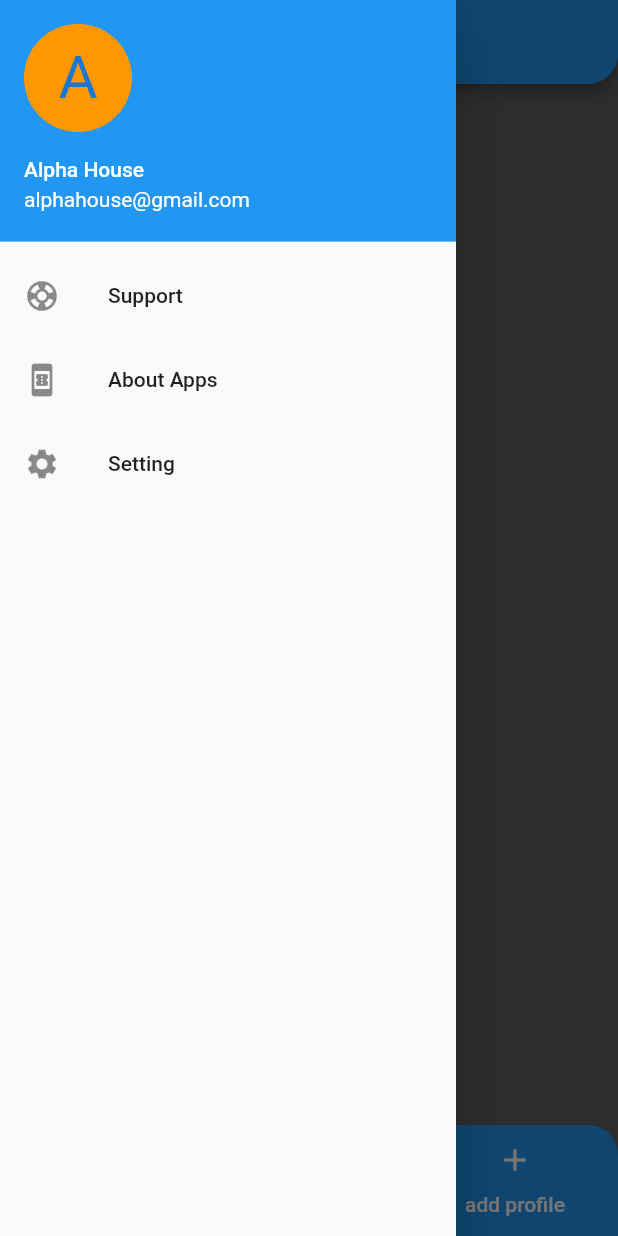
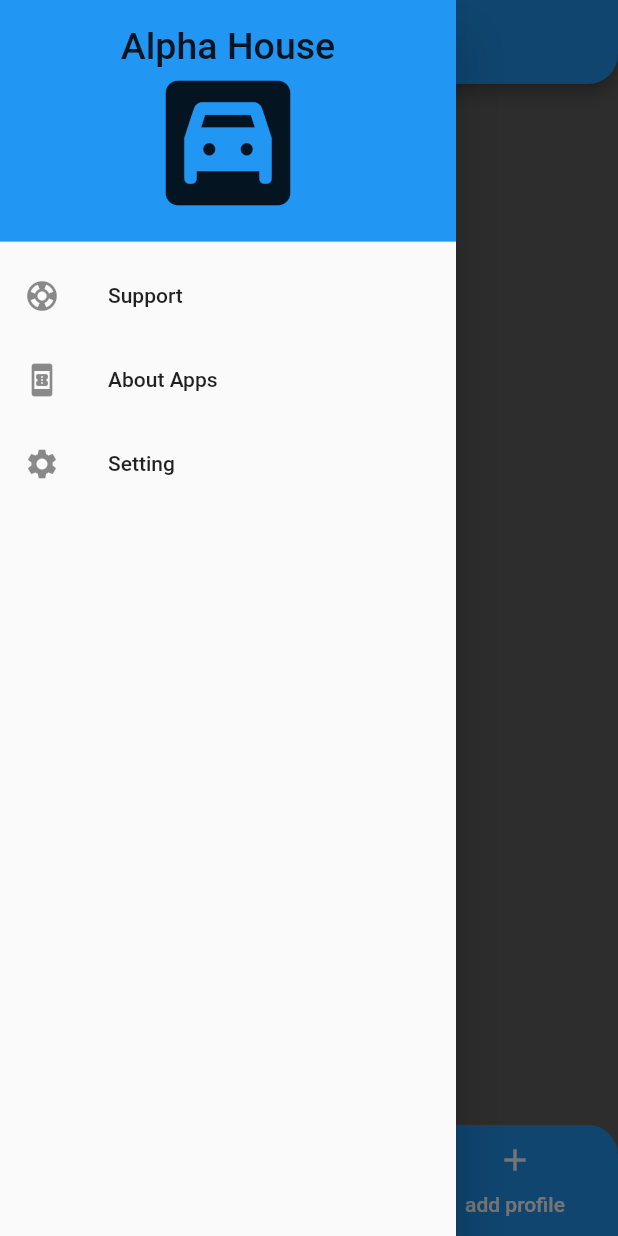
Before and after one commit to mridul0098/project-car-parking, a Flutter app: the screen it shows after launch, with the side drawer open, on a phone screen of 412 x 824 dp. Run offline on Flutter 3.47's test engine with Material 2 defaults, Android fonts, the phone set to English and light mode, and no system bars; missing offline and left inert: dart:html.

Commit message:
update 2

```diff
--- a/lib/drawer.dart
+++ b/lib/drawer.dart
@@ -18,18 +18,24 @@ class _drawerrState extends State<drawerr> {
         // Important: Remove any padding from the ListView.
         padding: EdgeInsets.zero,
         children: <Widget>[
-          UserAccountsDrawerHeader(
-            accountName: Text("Alpha House"),
-            accountEmail: Text("alphahouse@gmail.com"),
-            currentAccountPicture: CircleAvatar(
-              backgroundColor: Colors.orange,
-              child: Text(
-                "A",
-                style: TextStyle(fontSize: 40.0),
+           DrawerHeader(
+              decoration: BoxDecoration(
+                color: Colors.blue,
               ),
+              child: Column(
+                children: [
+                  Text('Alpha House',
+                  style: TextStyle(
+                    fontSize: 25,
+                  ),
+                  ),
+                  Icon(Icons.garage,size: 100,),
+
+                ],
+              ),
+
             ),
-          ),
-//support
+//support part
           ListTile(
             leading: Icon(Icons.support),
             title: Text("Support"),
--- a/lib/main.dart
+++ b/lib/main.dart
@@ -106,4 +106,4 @@ class _MyAppState extends State<MyApp> {
   }
 }
 
-location() {}
+//location() {}
--- a/lib/profile.dart
+++ b/lib/profile.dart
@@ -6,6 +6,8 @@ class profile extends StatefulWidget {
 }
 
 class _homeState extends State<profile> {
+
+
   @override
   Widget build(BuildContext context) {
     return Container(
```
